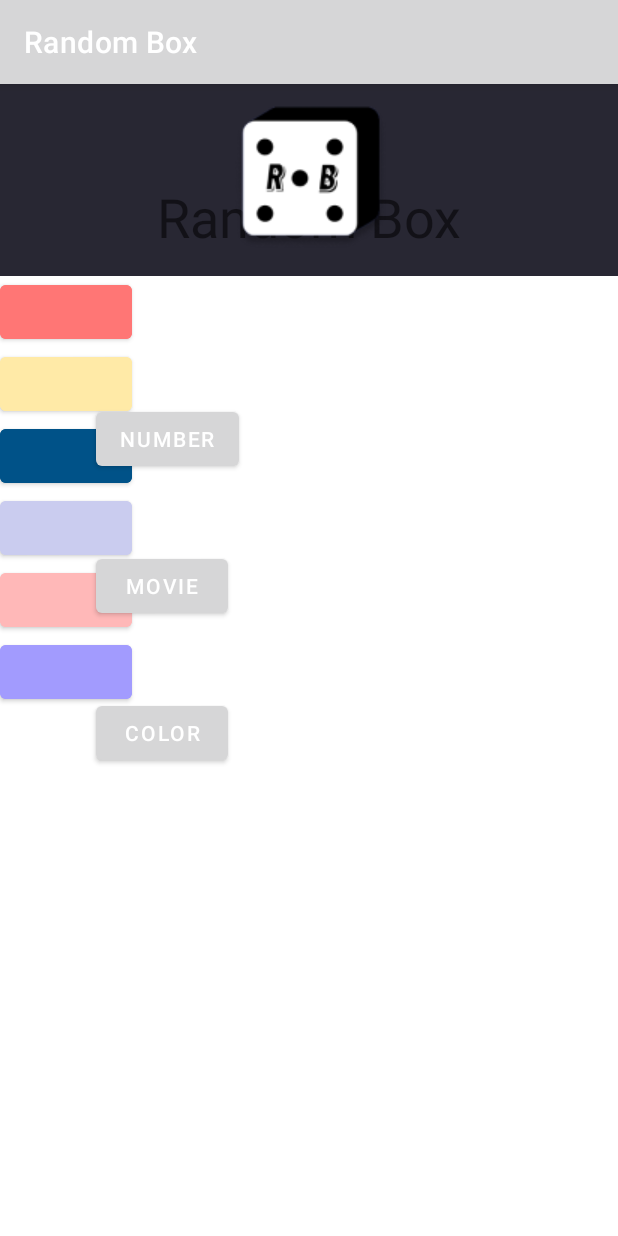
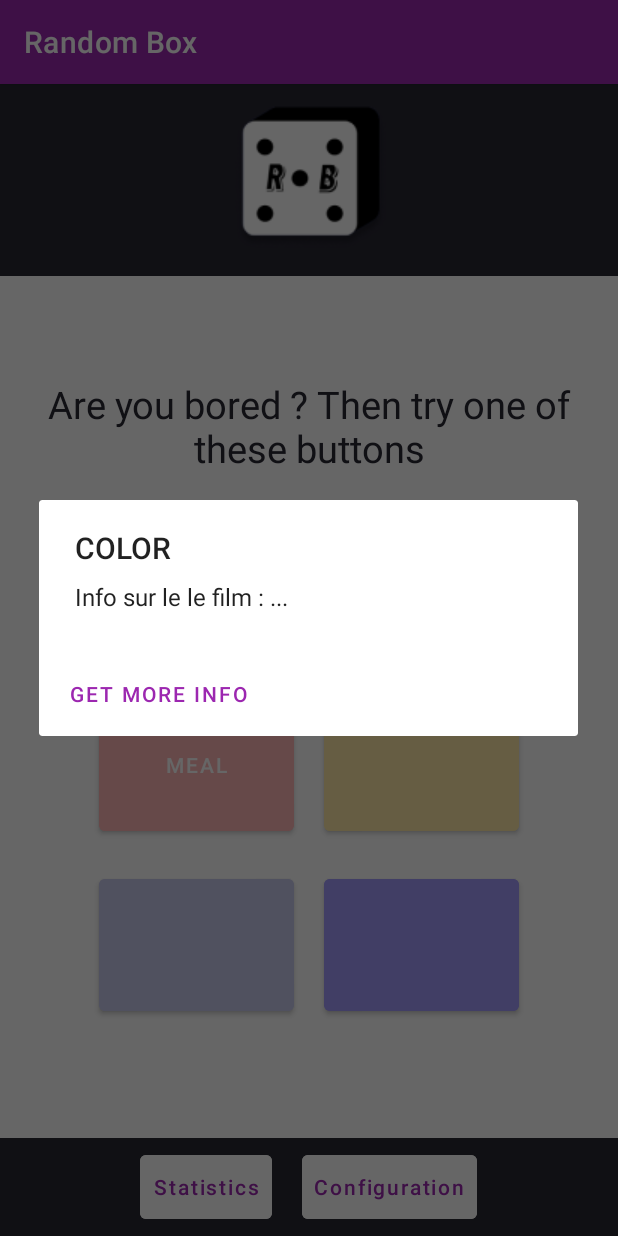
Before and after one commit to Xiumin-Lin/Random-Box, an Android app: the screen it shows after launch (MainActivity), after a tap on "COLOR", on a phone screen of 412 x 824 dp. Run offline under Robolectric (Android 15) with nearby library versions, the phone set to English and light mode, and no system bars; our stand-ins replace Firebase (no records; nobody signed in at launch, a user with empty details on screens opened directly).

Commit message:
Set the design of main's activity

```diff
--- a/app/src/main/java/fr/iut/random_box/MainActivity.java
+++ b/app/src/main/java/fr/iut/random_box/MainActivity.java
@@ -15,8 +15,8 @@ import com.google.firebase.database.FirebaseDatabase;
 import com.google.firebase.database.ServerValue;
 
 public class MainActivity extends AppCompatActivity {
-//    private Button btnN, btnC, btnM;
-//    private TextView cptN, cptC, cptM;
+    private Button btnN, btnC, btnM;
+//    private TextView cptM;
     private DatabaseReference db;
     private MainActivity activity;
 
@@ -28,13 +28,12 @@ public class MainActivity extends AppCompatActivity {
         this.db = FirebaseDatabase.getInstance().getReference();
         this.activity = this;
 
-//        this.btnN = findViewById(R.id.btnNumber);
-//        this.cptN = findViewById(R.id.textNum);
-//
-//        this.btnC = findViewById(R.id.btnColor);
-//        this.cptC = findViewById(R.id.textColor);
-//
-//        this.btnM = findViewById(R.id.btnMovie);
+        this.btnN = findViewById(R.id.box_1);
+        this.btnN.setText(R.string.number);
+        this.btnC = findViewById(R.id.box_2);
+        this.btnC.setText(R.string.color);
+        this.btnM = findViewById(R.id.box_3);
+        this.btnM.setText(R.string.meal);
 //        this.cptM = findViewById(R.id.textMovie);
 
 //        this.btnN.setOnClickListener(new View.OnClickListener() {
@@ -76,33 +75,34 @@ public class MainActivity extends AppCompatActivity {
     }
 
     public void onClickBtnBox(View view){
-        String box_name = "box_";
+        String box_name = "";
         switch (view.getId()){
-            case R.id.btnNumber:
+            case R.id.box_1:
                 box_name += "number";
                 break;
-            case R.id.btnColor:
+            case R.id.box_2:
                 box_name += "color";
                 break;
-            case R.id.btnMovie:
-                box_name += "movie";
+            case R.id.box_3:
+                box_name += "meal";
                 break;
             default:
                 return;
         }
         //increment stat of the selected box
-        db.child("stats").child(box_name).setValue(ServerValue.increment(1));
+        db.child("stats").child("box").child(box_name).setValue(ServerValue.increment(1));
 
-        if(view.getId() == R.id.btnNumber){
+        if(view.getId() == R.id.box_1){
             AlertDialog.Builder popup = new AlertDialog.Builder(activity);
-            popup.setTitle("Number Popup");
-            popup.setMessage("" + Box.getRandomNumber(4, 9));
+            popup.setTitle(box_name.toUpperCase());
+            popup.setMessage("" + Box.getRandomNumber());
             popup.show();
         }
 
-        if(view.getId() == R.id.btnMovie){
+        if(view.getId() == R.id.box_2){
             AlertDialog.Builder popup = new AlertDialog.Builder(activity);
-            popup.setTitle("Movie Popup");
+//            popup.setTitle(box_name.substring(0, 1).toUpperCase() + box_name.substring(1));   //Capitalize
+            popup.setTitle(box_name.toUpperCase());
             popup.setMessage("Info sur le le film : ...");
             popup.setNeutralButton("Get More Info", new DialogInterface.OnClickListener() {
                 @Override
--- a/app/src/main/res/layout/activity_main.xml
+++ b/app/src/main/res/layout/activity_main.xml
@@ -7,155 +7,151 @@
     android:background="@color/jaguar"
     tools:context=".MainActivity">
 
-    <TextView
-        android:id="@+id/titleMain"
+    <ImageView
+        android:id="@+id/imgLogo"
         android:layout_width="wrap_content"
         android:layout_height="wrap_content"
-        android:autoSizeTextType="uniform"
-        android:text="@string/app_name"
-        android:textSize="36sp"
-        app:layout_constraintBottom_toBottomOf="parent"
-        app:layout_constraintLeft_toLeftOf="parent"
-        app:layout_constraintRight_toRightOf="parent"
-        app:layout_constraintTop_toTopOf="parent"
-        app:layout_constraintVertical_bias="0.089" />
-
-    <Button
-        android:id="@+id/btnNumber"
-        android:layout_width="wrap_content"
-        android:layout_height="wrap_content"
-        android:layout_marginStart="64dp"
-        android:layout_marginTop="100dp"
-        android:text="@string/number"
-        android:onClick="onClickBtnBox"
-        app:layout_constraintStart_toStartOf="parent"
-        app:layout_constraintTop_toBottomOf="@+id/titleMain" />
-
-    <Button
-        android:id="@+id/btnMovie"
-        android:layout_width="wrap_content"
-        android:layout_height="wrap_content"
-        android:layout_marginStart="64dp"
-        android:layout_marginTop="50dp"
-        android:text="@string/movie"
-        android:onClick="onClickBtnBox"
-        app:layout_constraintStart_toStartOf="parent"
-        app:layout_constraintTop_toBottomOf="@+id/btnNumber" />
-
-    <Button
-        android:id="@+id/btnColor"
-        android:layout_width="wrap_content"
-        android:layout_height="wrap_content"
-        android:layout_marginStart="64dp"
-        android:layout_marginTop="50dp"
-        android:text="@string/color"
-        android:onClick="onClickBtnBox"
-        app:layout_constraintStart_toStartOf="parent"
-        app:layout_constraintTop_toBottomOf="@+id/btnMovie" />
-
-    <TextView
-        android:id="@+id/textNum"
-        android:layout_width="wrap_content"
-        android:layout_height="wrap_content"
-        android:layout_marginStart="20dp"
-        android:text="@string/number"
-        app:layout_constraintBottom_toBottomOf="@+id/btnNumber"
-        app:layout_constraintStart_toEndOf="@+id/btnNumber"
-        app:layout_constraintTop_toTopOf="@+id/btnNumber"
-        app:layout_constraintVertical_bias="0.482" />
-
-    <TextView
-        android:id="@+id/textColor"
-        android:layout_width="wrap_content"
-        android:layout_height="wrap_content"
-        android:layout_marginStart="20dp"
-        android:text="@string/color"
-        app:layout_constraintBottom_toBottomOf="@+id/btnColor"
-        app:layout_constraintStart_toEndOf="@+id/btnColor"
-        app:layout_constraintTop_toTopOf="@+id/btnColor" />
-
-    <TextView
-        android:id="@+id/textMovie"
-        android:layout_width="wrap_content"
-        android:layout_height="wrap_content"
-        android:layout_marginStart="20dp"
-        android:text="@string/movie"
-        app:layout_constraintBottom_toBottomOf="@+id/btnMovie"
-        app:layout_constraintStart_toEndOf="@+id/btnMovie"
-        app:layout_constraintTop_toTopOf="@+id/btnMovie"
-        app:layout_constraintVertical_bias="0.413" />
-
-    <ImageView
-        android:id="@+id/imageView"
-        android:layout_width="wrap_content"
-        android:layout_height="wrap_content"
-        app:layout_constraintBottom_toTopOf="@+id/linearLayout"
+        android:contentDescription="@string/app_name"
+        app:layout_constraintBottom_toTopOf="@+id/linearLayoutMain"
         app:layout_constraintEnd_toEndOf="parent"
         app:layout_constraintStart_toStartOf="parent"
         app:layout_constraintTop_toTopOf="parent"
         app:srcCompat="@drawable/logo" />
 
     <LinearLayout
-        android:id="@+id/linearLayout"
+        android:id="@+id/linearLayoutMain"
         android:layout_width="0dp"
         android:layout_height="0dp"
+        android:background="@color/white"
+        android:gravity="center"
+        android:orientation="vertical"
+        android:padding="10dp"
+        app:layout_constraintBottom_toTopOf="@+id/linearLayoutNav"
+        app:layout_constraintEnd_toEndOf="parent"
+        app:layout_constraintHorizontal_bias="1.0"
+        app:layout_constraintStart_toStartOf="parent"
+        app:layout_constraintTop_toBottomOf="@+id/imgLogo">
 
-        android:background="@color/white"
-        android:orientation="vertical"
+        <TextView
+            android:layout_width="wrap_content"
+            android:layout_height="78dp"
+            android:text="@string/introduction"
+            android:textAlignment="center"
+            android:textColor="@color/jaguar"
+            android:textSize="25sp" />
+
+        <LinearLayout
+            android:layout_width="wrap_content"
+            android:layout_height="wrap_content">
+
+            <Button
+                android:id="@+id/box_1"
+                android:layout_width="130dp"
+                android:layout_height="100dp"
+                android:layout_margin="10dp"
+                android:backgroundTint="@color/cerulean"
+                android:onClick="onClickBtnBox"
+                android:textAlignment="center"
+                android:textAllCaps="true"
+                android:textColor="@color/white" />
+
+            <Button
+                android:id="@+id/box_2"
+                android:layout_width="130dp"
+                android:layout_height="100dp"
+                android:layout_margin="10dp"
+                android:backgroundTint="@color/salmon"
+                android:onClick="onClickBtnBox"
+                android:textAlignment="center"
+                android:textAllCaps="true"
+                android:textColor="@color/white" />
+        </LinearLayout>
+
+        <LinearLayout
+            android:layout_width="wrap_content"
+            android:layout_height="wrap_content">
+
+            <Button
+                android:id="@+id/box_3"
+                android:layout_width="130dp"
+                android:layout_height="100dp"
+                android:layout_margin="10dp"
+                android:backgroundTint="@color/melon"
+                android:onClick="onClickBtnBox"
+                android:textAlignment="center"
+                android:textAllCaps="true"
+                android:textColor="@color/white" />
+
+            <Button
+                android:id="@+id/box_4"
+                android:layout_width="130dp"
+                android:layout_height="100dp"
+                android:layout_margin="10dp"
+                android:backgroundTint="@color/banana"
+                android:onClick="onClickBtnBox"
+                android:textAlignment="center"
+                android:textAllCaps="true"
+                android:textColor="@color/white" />
+        </LinearLayout>
+
+        <LinearLayout
+            android:layout_width="wrap_content"
+            android:layout_height="wrap_content">
+
+            <Button
+                android:id="@+id/box_5"
+                android:layout_width="130dp"
+                android:layout_height="100dp"
+                android:layout_margin="10dp"
+                android:backgroundTint="@color/lavender"
+                android:onClick="onClickBtnBox"
+                android:textAlignment="center"
+                android:textAllCaps="true"
+                android:textColor="@color/white" />
+
+            <Button
+                android:id="@+id/box_6"
+                android:layout_width="130dp"
+                android:layout_height="100dp"
+                android:layout_margin="10dp"
+                android:backgroundTint="@color/perano"
+                android:onClick="onClickBtnBox"
+                android:textAlignment="center"
+                android:textAllCaps="true"
+                android:textColor="@color/white" />
+        </LinearLayout>
+
+    </LinearLayout>
+
+    <LinearLayout
+        android:id="@+id/linearLayoutNav"
+        android:layout_width="match_parent"
+        android:layout_height="65dp"
+        android:gravity="center"
+        android:padding="5dp"
         app:layout_constraintBottom_toBottomOf="parent"
         app:layout_constraintEnd_toEndOf="parent"
         app:layout_constraintStart_toStartOf="parent"
-        app:layout_constraintTop_toBottomOf="@+id/imageView">
-
+        app:layout_constraintTop_toBottomOf="@+id/linearLayoutMain"
+        style="?android:attr/buttonBarStyle">
         <Button
-            android:id="@+id/box_2"
+            android:id="@+id/btnStats"
+            android:text="@string/stats"
+            android:textAllCaps="false"
+            android:backgroundTint="@color/white"
             android:layout_width="wrap_content"
-            android:layout_height="wrap_content"
-            android:backgroundTint="@color/salmon"
-            tools:layout_editor_absoluteX="245dp"
-            tools:layout_editor_absoluteY="259dp" />
-
+            android:layout_height="match_parent"
+            android:layout_marginEnd="10dp"
+            style="?android:attr/buttonBarButtonStyle"/>
         <Button
-            android:id="@+id/box_4"
+            android:id="@+id/btnConfig"
+            android:text="@string/config"
+            android:textAllCaps="false"
+            android:backgroundTint="@color/white"
             android:layout_width="wrap_content"
-            android:layout_height="wrap_content"
-            android:backgroundTint="@color/banana"
-            tools:layout_editor_absoluteX="245dp"
-            tools:layout_editor_absoluteY="375dp" />
-
-        <Button
-            android:id="@+id/box_1"
-            android:layout_width="wrap_content"
-            android:layout_height="wrap_content"
-            android:backgroundTint="@color/cerulean"
-            tools:layout_editor_absoluteX="73dp"
-            tools:layout_editor_absoluteY="259dp" />
-
-        <Button
-            android:id="@+id/box_5"
-            android:layout_width="wrap_content"
-            android:layout_height="wrap_content"
-            android:backgroundTint="@color/lavender"
-            tools:layout_editor_absoluteX="73dp"
-            tools:layout_editor_absoluteY="488dp" />
-
-        <Button
-            android:id="@+id/box_3"
-            android:layout_width="wrap_content"
-            android:layout_height="wrap_content"
-            android:backgroundTint="@color/melon"
-            tools:layout_editor_absoluteX="73dp"
-            tools:layout_editor_absoluteY="375dp" />
-
-        <Button
-            android:id="@+id/box_6"
-            android:layout_width="wrap_content"
-            android:layout_height="wrap_content"
-            android:backgroundTint="@color/perano"
-            tools:layout_editor_absoluteX="245dp"
-            tools:layout_editor_absoluteY="488dp" />
-
-
+            android:layout_height="match_parent"
+            android:layout_marginStart="10dp"
+            style="?android:attr/buttonBarButtonStyle"/>
     </LinearLayout>
 
 </androidx.constraintlayout.widget.ConstraintLayout>
--- a/app/src/main/res/values/colors.xml
+++ b/app/src/main/res/values/colors.xml
@@ -10,5 +10,10 @@
     <color name="salmon">#FF7675</color>
     <color name="cinnabar">#E74C3C</color>
     <color name="perano">#A29BFE</color>
+    <color name="purple_200">#CE93D8</color>
+    <color name="purple_500">#9C27B0</color>
+    <color name="purple_700">#7B1FA2</color>
+    <color name="teal_200">#80CBC4</color>
+    <color name="teal_700">#00796B</color>
 
 </resources>
--- a/app/src/main/res/values/strings.xml
+++ b/app/src/main/res/values/strings.xml
@@ -1,9 +1,13 @@
 <resources>
     <string name="app_name">Random Box</string>
-
     <string name="number">Number</string>
     <string name="color">Color</string>
     <string name="movie">Movie</string>
+    <string name="meal">Meal</string>
+    <string name="stats">Statistics</string>
+    <string name="config">Configuration</string>
+    <string name="introduction">Are you bored ?
+        Then try one of these buttons</string>
     <!--    <string-array name="categories">
         <item>Number</item>
         <item>Color</item>
```
